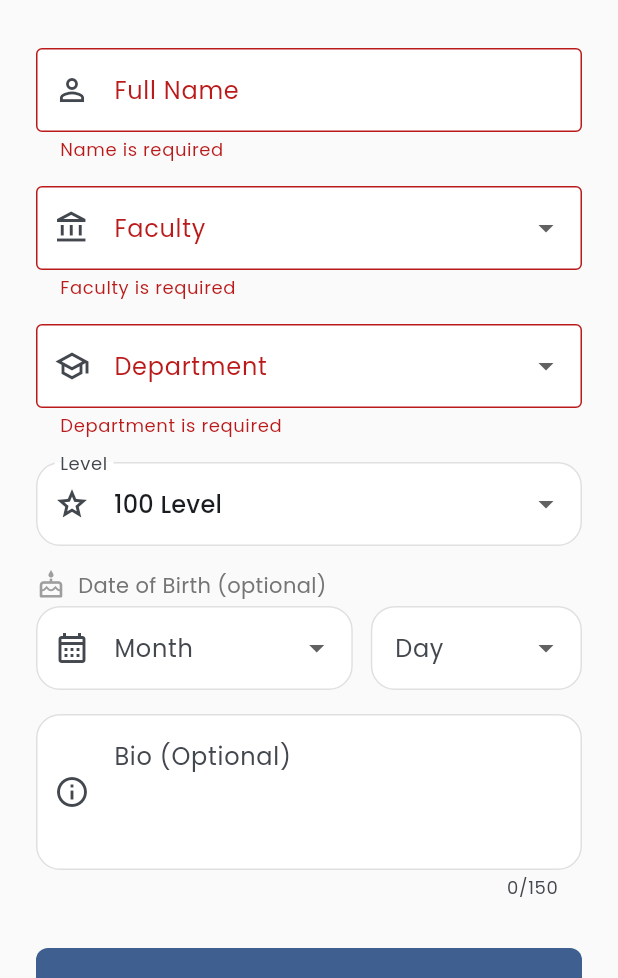
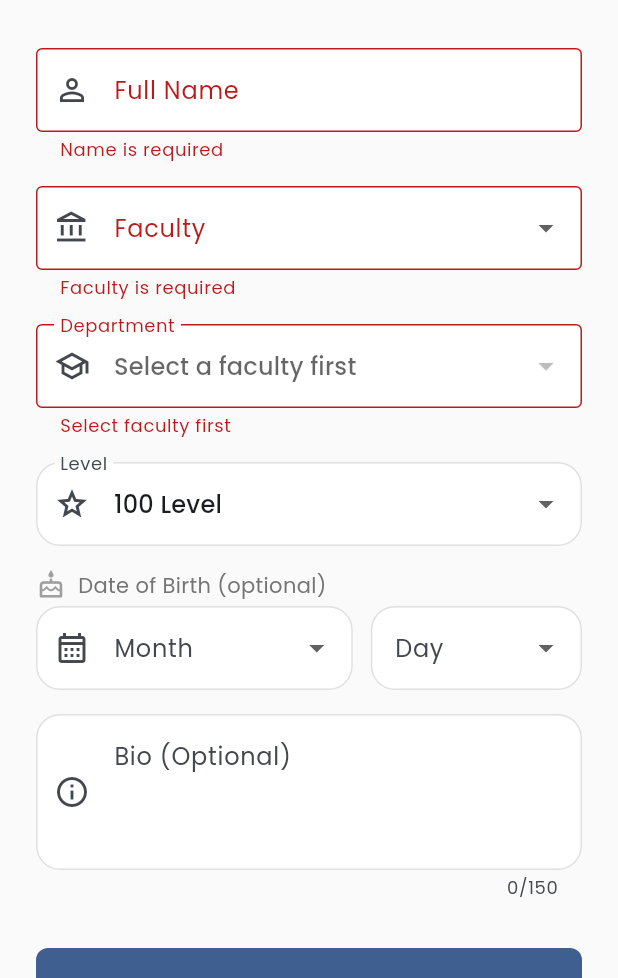
Before and after one commit to Silvermax12/run-campus-connect, a Flutter app: the CreateProfileScreen screen opened by its route, after a tap on "Complete Profile", on a phone screen of 412 x 824 dp, the part 258-1236 px from its top. Run offline on Flutter 3.47's test engine with Material 3 defaults, Android fonts, the phone set to English and light mode, and no system bars; our stand-ins replace cached_network_image, cloud_firestore, connectivity_plus, dio, firebase_auth, firebase_core and 14 more; missing offline and left inert: flutter_foreground_task, shorebird_code_push, workmanager; accounts and stored records are empty; generated files the repository leaves out were written again; statements that could not run were skipped.

Commit message:
feat: complete create profile screen with institutional metadata selection

```diff
--- a/lib/features/profile/presentation/create_profile_screen.dart
+++ b/lib/features/profile/presentation/create_profile_screen.dart
@@ -5,7 +5,9 @@ import 'package:go_router/go_router.dart';
 
 import '../../../core/constants/university_data.dart';
 import '../../../core/providers/firebase_providers.dart';
+import '../../../core/services/fcm_service.dart';
 import '../../home/presentation/home_screen.dart';
+import '../domain/user_profile.dart';
 
 class CreateProfileScreen extends ConsumerStatefulWidget {
   const CreateProfileScreen({super.key});
@@ -14,7 +16,8 @@ class CreateProfileScreen extends ConsumerStatefulWidget {
   static const routePath = '/create-profile';
 
   @override
-  ConsumerState<CreateProfileScreen> createState() => _CreateProfileScreenState();
+  ConsumerState<CreateProfileScreen> createState() =>
+      _CreateProfileScreenState();
 }
 
 class _CreateProfileScreenState extends ConsumerState<CreateProfileScreen> {
@@ -31,6 +34,8 @@ class _CreateProfileScreenState extends ConsumerState<CreateProfileScreen> {
   int? _birthMonth;
 
   final List<String> _levels = ['100', '200', '300', '400', '500'];
+  List<String> get _filteredDepartments =>
+      RunUniversityData.departmentsForFaculty(_selectedFaculty);
 
   @override
   void initState() {
@@ -52,7 +57,6 @@ class _CreateProfileScreenState extends ConsumerState<CreateProfileScreen> {
     super.dispose();
   }
 
-
   /// Returns the maximum number of days for [month] (1-12).
   /// Uses 29 for February to allow leap-year birthdays.
   int _daysInMonth(int month) {
@@ -73,7 +77,8 @@ class _CreateProfileScreenState extends ConsumerState<CreateProfileScreen> {
 
       final firestore = ref.read(firestoreProvider);
       final displayName = _nameController.text.trim();
-      final parts = displayName.split(RegExp(r'\s+')).where((s) => s.isNotEmpty).toList();
+      final parts =
+          displayName.split(RegExp(r'\s+')).where((s) => s.isNotEmpty).toList();
       final lastName = parts.isEmpty ? displayName : parts.last;
 
       await firestore.collection('users').doc(user.uid).set({
@@ -90,6 +95,21 @@ class _CreateProfileScreenState extends ConsumerState<CreateProfileScreen> {
         'birthMonth': _birthMonth,
         'createdAt': FieldValue.serverTimestamp(),
       }, SetOptions(merge: true));
+
+      await ref
+          .read(fcmServiceProvider)
+          .updateTopicSubscriptions(
+            null,
+            UserProfile(
+              uid: user.uid,
+              email: user.email ?? '',
+              displayName: displayName,
+              faculty: _selectedFaculty ?? '',
+              department: _selectedDepartment ?? '',
+              level: _selectedLevel,
+              photoUrl: user.photoURL ?? '',
+            ),
+          );
 
       if (mounted) {
         context.go(HomeScreen.routePath);
@@ -173,7 +193,8 @@ class _CreateProfileScreenState extends ConsumerState<CreateProfileScreen> {
                   border: OutlineInputBorder(),
                 ),
                 isExpanded: true,
-                items: RunUniversityData.faculties.map((faculty) {
+                items:
+                    RunUniversityData.faculties.map((faculty) {
                       return DropdownMenuItem(
                         value: faculty,
                         child: Text(faculty, overflow: TextOverflow.ellipsis),
@@ -181,7 +202,10 @@ class _CreateProfileScreenState extends ConsumerState<CreateProfileScreen> {
                     }).toList(),
                 onChanged: (value) {
                   if (value != null) {
-                    setState(() => _selectedFaculty = value);
+                    setState(() {
+                      _selectedFaculty = value;
+                      _selectedDepartment = null;
+                    });
                   }
                 },
                 validator: (value) {
@@ -202,18 +226,23 @@ class _CreateProfileScreenState extends ConsumerState<CreateProfileScreen> {
                   border: OutlineInputBorder(),
                 ),
                 isExpanded: true,
-                items: RunUniversityData.departments.map((dept) {
+                items:
+                    _filteredDepartments.map((dept) {
                       return DropdownMenuItem(
                         value: dept,
                         child: Text(dept, overflow: TextOverflow.ellipsis),
                       );
                     }).toList(),
+                hint: const Text('Select a faculty first'),
                 onChanged: (value) {
-                  if (value != null) {
+                  if (_selectedFaculty != null && value != null) {
                     setState(() => _selectedDepartment = value);
                   }
                 },
                 validator: (value) {
+                  if (_selectedFaculty == null || _selectedFaculty!.isEmpty) {
+                    return 'Select faculty first';
+                  }
                   if (value == null || value.isEmpty) {
                     return 'Department is required';
                   }
@@ -230,7 +259,8 @@ class _CreateProfileScreenState extends ConsumerState<CreateProfileScreen> {
                   prefixIcon: Icon(Icons.grade_outlined),
                   border: OutlineInputBorder(),
                 ),
-                items: _levels.map((level) {
+                items:
+                    _levels.map((level) {
                       return DropdownMenuItem(
                         value: level,
                         child: Text('$level Level'),
@@ -249,7 +279,11 @@ class _CreateProfileScreenState extends ConsumerState<CreateProfileScreen> {
                 padding: const EdgeInsets.only(bottom: 4),
                 child: Row(
                   children: [
-                    const Icon(Icons.cake_outlined, size: 20, color: Colors.grey),
+                    const Icon(
+                      Icons.cake_outlined,
+                      size: 20,
+                      color: Colors.grey,
+                    ),
                     const SizedBox(width: 8),
                     Text(
                       'Date of Birth (optional)',
@@ -275,15 +309,15 @@ class _CreateProfileScreenState extends ConsumerState<CreateProfileScreen> {
                       ),
                       isExpanded: true,
                       items: const [
-                        DropdownMenuItem(value: 1,  child: Text('January')),
-                        DropdownMenuItem(value: 2,  child: Text('February')),
-                        DropdownMenuItem(value: 3,  child: Text('March')),
-                        DropdownMenuItem(value: 4,  child: Text('April')),
-                        DropdownMenuItem(value: 5,  child: Text('May')),
-                        DropdownMenuItem(value: 6,  child: Text('June')),
-                        DropdownMenuItem(value: 7,  child: Text('July')),
-                        DropdownMenuItem(value: 8,  child: Text('August')),
-                        DropdownMenuItem(value: 9,  child: Text('September')),
+                        DropdownMenuItem(value: 1, child: Text('January')),
+                        DropdownMenuItem(value: 2, child: Text('February')),
+                        DropdownMenuItem(value: 3, child: Text('March')),
+                        DropdownMenuItem(value: 4, child: Text('April')),
+                        DropdownMenuItem(value: 5, child: Text('May')),
+                        DropdownMenuItem(value: 6, child: Text('June')),
+                        DropdownMenuItem(value: 7, child: Text('July')),
+                        DropdownMenuItem(value: 8, child: Text('August')),
+                        DropdownMenuItem(value: 9, child: Text('September')),
                         DropdownMenuItem(value: 10, child: Text('October')),
                         DropdownMenuItem(value: 11, child: Text('November')),
                         DropdownMenuItem(value: 12, child: Text('December')),
@@ -348,13 +382,14 @@ class _CreateProfileScreenState extends ConsumerState<CreateProfileScreen> {
                     borderRadius: BorderRadius.circular(8),
                   ),
                 ),
-                child: _isLoading
-                    ? const SizedBox(
+                child:
+                    _isLoading
+                        ? SizedBox(
                           height: 20,
                           width: 20,
                           child: CircularProgressIndicator(
                             strokeWidth: 2,
-                          color: Colors.white,
+                            color: theme.colorScheme.onPrimary,
                           ),
                         )
                         : const Text(
```
Lines whose indentation alone changed are shown as unchanged.
